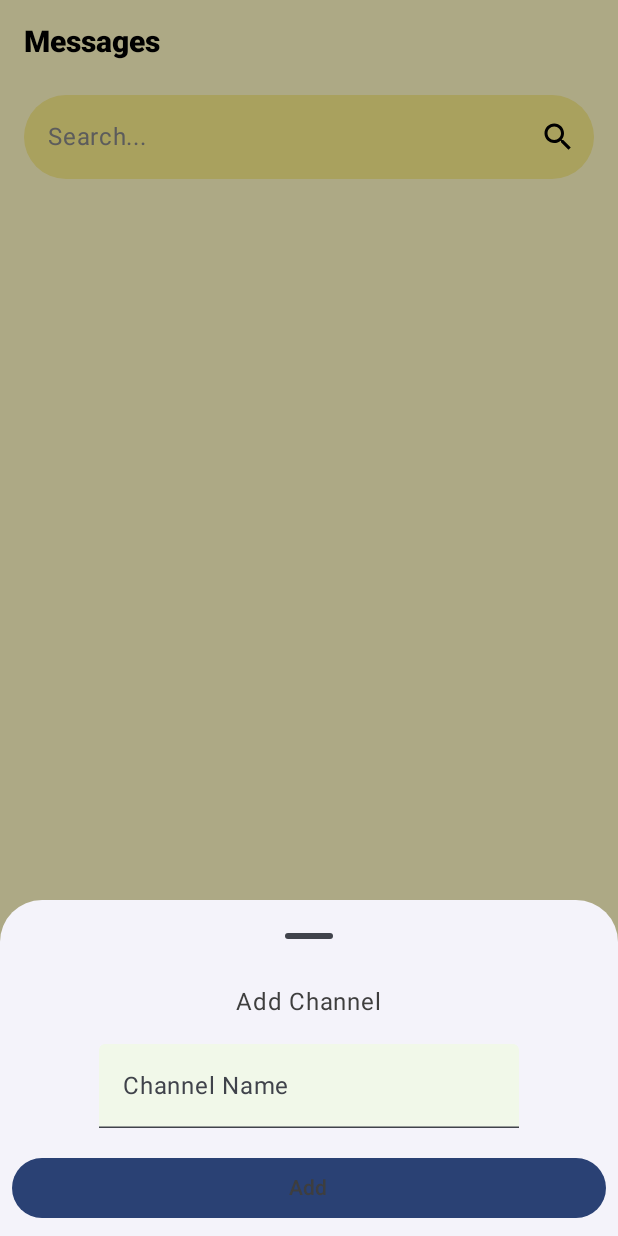
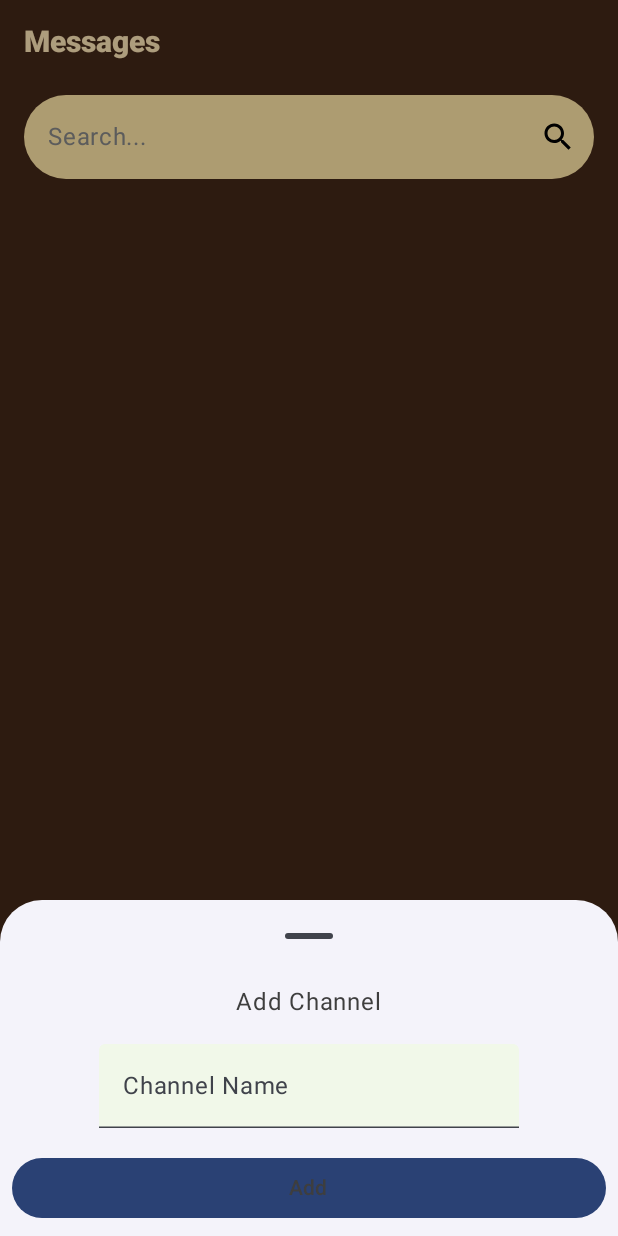
Before and after one commit to ArtVlk/LionChat, an Android app built with Jetpack Compose: the HomeScreen screen opened through its navigation route, after a tap on "Add Channel", on a phone screen of 412 x 824 dp. Run offline under Robolectric (Android 15) with nearby library versions, the phone set to English and light mode, and no system bars; our stand-ins replace Dagger/Hilt's generated code, Firebase (no records; nobody signed in at launch, a user with empty details on screens opened directly).

Commit message:
Изменила дизайн и README.md

```diff
--- a/app/src/main/java/com/example/lionchat/feature/home/HomeScreen.kt
+++ b/app/src/main/java/com/example/lionchat/feature/home/HomeScreen.kt
@@ -67,7 +67,7 @@ fun HomeScreen(navController: NavController){
                     color = Color.Black
                 )
             }
-        }, containerColor = Color(0xFFFFF9C4)
+        }, containerColor = Color(0xFF432818) // фон
     ){
         Box(
             modifier = Modifier
@@ -78,7 +78,7 @@ fun HomeScreen(navController: NavController){
                 item {
                     Text(
                         text = "Messages" ,
-                        color = Color.Black,
+                        color = Color(0xFFFFE7B8),
                         style = TextStyle(fontSize = 20.sp,
                             fontWeight = FontWeight.Black),
                         modifier = Modifier.padding(16.dp))
@@ -92,12 +92,12 @@ fun HomeScreen(navController: NavController){
                         modifier = Modifier
                             .fillMaxWidth()
                             .padding(horizontal = 16.dp, vertical = 8.dp)
-                            .background(Color(0xFFFFF9C4))
+                            .background(Color(0xFF432818))
                             .clip(RoundedCornerShape(40.dp)),
                         textStyle = TextStyle(color = Color.Black),
                         colors = TextFieldDefaults.colors().copy(
-                            focusedContainerColor = Color(0xFFFAED8B),
-                            unfocusedContainerColor = Color(0xFFFAED8B),
+                            focusedContainerColor = Color(0xFFffe6a7),
+                            unfocusedContainerColor = Color(0xFFffe6a7),
                             focusedTextColor = Color.Black,
                             unfocusedTextColor = Color.Black,
                             focusedPlaceholderColor = Color.Gray,
@@ -144,7 +144,7 @@ fun ChannelItem(channelName: String, modifier: Modifier,onClick: () -> Unit) {
         .fillMaxWidth()
         .padding(horizontal = 16.dp, vertical = 2.dp)
         .clip(RoundedCornerShape(16.dp))
-        .background(Color(0xFFFAED8B))
+        .background(Color(0xFFffe6a7))
         .clickable {
         onClick()
     },
@@ -154,7 +154,7 @@ fun ChannelItem(channelName: String, modifier: Modifier,onClick: () -> Unit) {
             .padding(8.dp)
             .size(70.dp)
             .clip(CircleShape)
-            .background(Color(0xFFFFE082))
+            .background(Color(0xFFffe6a7))
             .shadow(2.dp, CircleShape, ambientColor = Color(0xFFFF4100).copy(alpha = 0.3f))
         ){
             Text(
```
Also changed, not shown: 1 other file.
